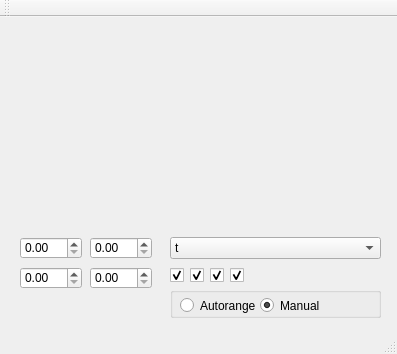
MASA-Dearborn/GUI2018-19, file mainwindow.ui: the form before one commit.
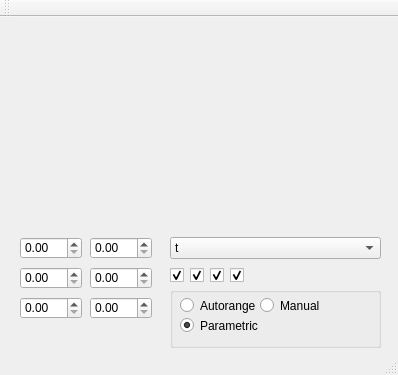
The form after the commit. Custom widgets are drawn as their Qt base class.

Commit message: Added necessary elements to ui to change graph domain/range based on the parameter instead of the x/y value. Updated the auto/manual size code to use an int instead of bool so 3 states can be used.

```diff
--- a/mainwindow.ui
+++ b/mainwindow.ui
@@ -6,8 +6,8 @@
    <rect>
     <x>0</x>
     <y>0</y>
-    <width>397</width>
-    <height>354</height>
+    <width>398</width>
+    <height>375</height>
    </rect>
   </property>
   <property name="windowTitle">
@@ -100,7 +100,7 @@
       <x>170</x>
       <y>270</y>
       <width>211</width>
-      <height>31</height>
+      <height>61</height>
      </rect>
     </property>
     <property name="title">
@@ -132,6 +132,22 @@
       <string>Manual</string>
      </property>
      <property name="checked">
+      <bool>false</bool>
+     </property>
+    </widget>
+    <widget class="QRadioButton" name="parametric">
+     <property name="geometry">
+      <rect>
+       <x>10</x>
+       <y>30</y>
+       <width>82</width>
+       <height>17</height>
+      </rect>
+     </property>
+     <property name="text">
+      <string>Parametric</string>
+     </property>
+     <property name="checked">
       <bool>true</bool>
      </property>
     </widget>
@@ -200,6 +216,26 @@
      <bool>true</bool>
     </property>
    </widget>
+   <widget class="QDoubleSpinBox" name="parametricMin">
+    <property name="geometry">
+     <rect>
+      <x>20</x>
+      <y>280</y>
+      <width>62</width>
+      <height>22</height>
+     </rect>
+    </property>
+   </widget>
+   <widget class="QDoubleSpinBox" name="parametricMax">
+    <property name="geometry">
+     <rect>
+      <x>90</x>
+      <y>280</y>
+      <width>62</width>
+      <height>22</height>
+     </rect>
+    </property>
+   </widget>
   </widget>
   <widget class="QMenuBar" name="menuBar">
    <property name="geometry">
```
Left out of the diff: 2 changed lines with no effect on the pictures. The commit also changes 2 other files.
